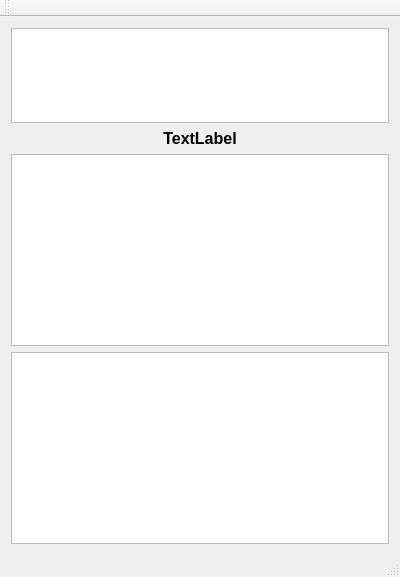
This is src/mainwindow.ui in MuesliReep/TradeDeck as Qt 5 draws it before an edit. The edited form follows.
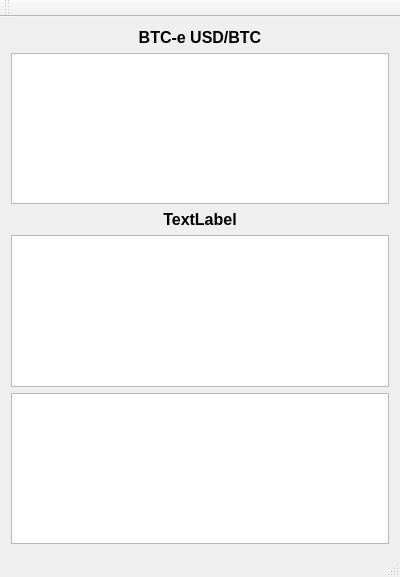
This is the edited form.

Commit message: Market depth lists now resize with content

```diff
--- a/src/mainwindow.ui
+++ b/src/mainwindow.ui
@@ -17,17 +17,37 @@
    <layout class="QHBoxLayout" name="horizontalLayout">
     <item>
      <layout class="QVBoxLayout" name="verticalLayout">
+      <item>
+       <widget class="QLabel" name="labelExchangeMarket">
+        <property name="font">
+         <font>
+          <pointsize>12</pointsize>
+          <weight>75</weight>
+          <bold>true</bold>
+         </font>
+        </property>
+        <property name="text">
+         <string>BTC-e USD/BTC</string>
+        </property>
+        <property name="alignment">
+         <set>Qt::AlignCenter</set>
+        </property>
+       </widget>
+      </item>
       <item>
        <widget class="QListWidget" name="listWidgetBids">
+        <property name="frameShape">
+         <enum>QFrame::StyledPanel</enum>
+        </property>
+        <property name="frameShadow">
+         <enum>QFrame::Sunken</enum>
+        </property>
         <property name="sizeAdjustPolicy">
-         <enum>QAbstractScrollArea::AdjustToContents</enum>
+         <enum>QAbstractScrollArea::AdjustIgnored</enum>
         </property>
         <property name="editTriggers">
          <set>QAbstractItemView::NoEditTriggers</set>
         </property>
-        <property name="alternatingRowColors">
-         <bool>true</bool>
-        </property>
         <property name="selectionMode">
          <enum>QAbstractItemView::NoSelection</enum>
         </property>
```
The commit also changes 1 other file.
